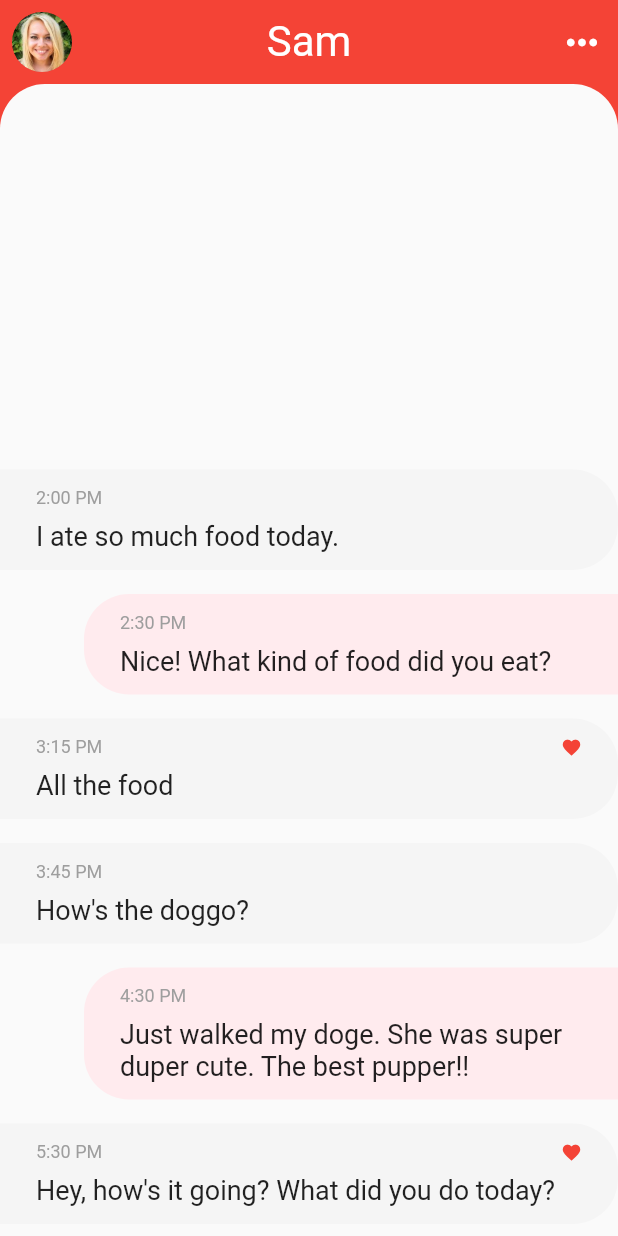
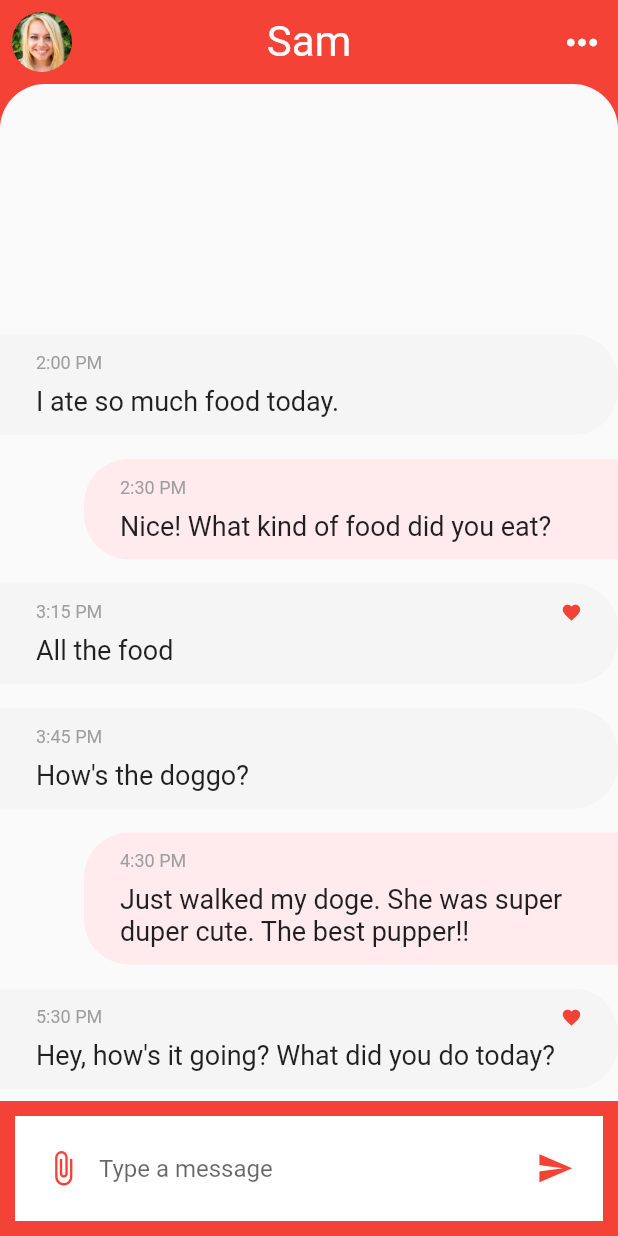
Before and after one commit to atom808/the-red-chat, a Flutter app: the screen it shows after launch, after a tap on "Groups", after a tap on "Sam", on a phone screen of 412 x 824 dp. Run offline on Flutter 3.47's test engine with Material 2 defaults, Android fonts, the phone set to English and light mode, and no system bars.

Commit message:
Update chat_screen.dart

```diff
--- a/lib/screens/chat_screen.dart
+++ b/lib/screens/chat_screen.dart
@@ -94,6 +94,50 @@ class _ChatScreenState extends State<ChatScreen> {
     return msg;
   }
 
+  _buildMessageComposer(){
+    return Container(
+      margin: EdgeInsets.all(10.0),
+/*      decoration: BoxDecoration(
+          borderRadius:
+          BorderRadius.only(
+            topLeft: Radius.circular(30.0),
+            bottomLeft: Radius.circular(30.0),
+          )
+      ),*/
+      padding: EdgeInsets.symmetric(
+        horizontal: 8.0,
+      ),
+      height: 70.0,
+      color: Colors.white,
+      child: Row(
+        mainAxisAlignment: MainAxisAlignment.spaceBetween,
+        children: <Widget>[
+          IconButton(
+              icon: Icon(Icons.attach_file),
+              iconSize: 25.0,
+              color: Colors.red,
+              onPressed: (){},
+          ),
+          Expanded(
+            child: TextField(
+              textCapitalization: TextCapitalization.sentences, //primeira letra maiúscula
+              decoration: InputDecoration(
+                hintText: "Type a message",
+                border: InputBorder.none,
+              ),
+            ),
+          ),
+          IconButton(
+            icon: Icon(Icons.send),
+            iconSize: 25.0,
+            color: Colors.red,
+            onPressed: (){},
+          ),
+        ],
+      ),
+    );
+  }
+
   @override
   Widget build(BuildContext context) {
     return Scaffold(
@@ -142,16 +186,18 @@ class _ChatScreenState extends State<ChatScreen> {
                   ),
                 child: ListView.builder(
                   reverse: true,
-                    physics: BouncingScrollPhysics(),
-                    itemCount: messages.length,
-                    itemBuilder: (BuildContext context, int index) {
+                  physics: BouncingScrollPhysics(),
+                  itemCount: messages.length,
+                  itemBuilder: (BuildContext context, int index) {
                       final Message message = messages[index];
                       final bool isMe = message.sender.id == currentUser.id;
                       return _buildMessage(message, isMe);
-                    }),
+                  }
+                ),
               ),
             ),
           ),
+          _buildMessageComposer(),
         ]
       ),
     );
```
